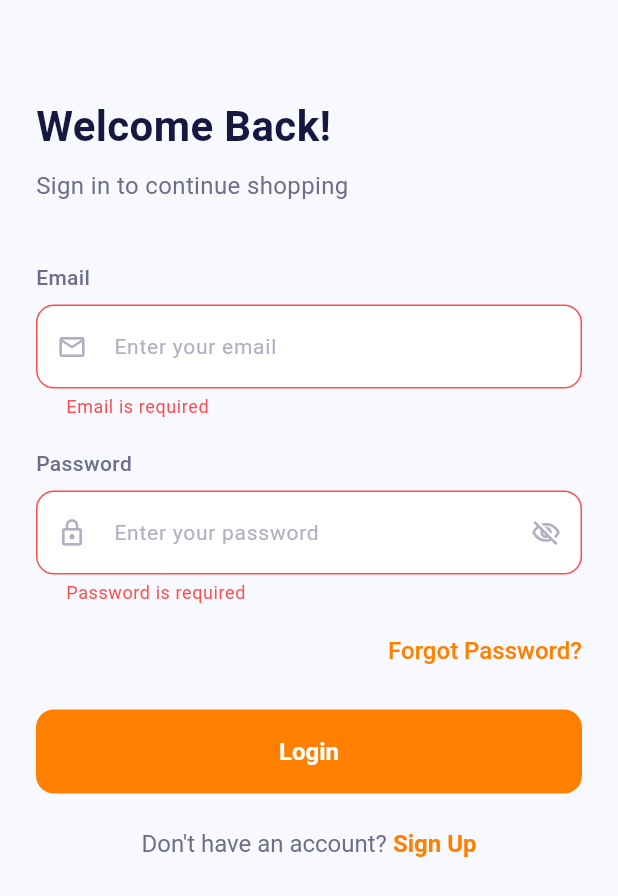
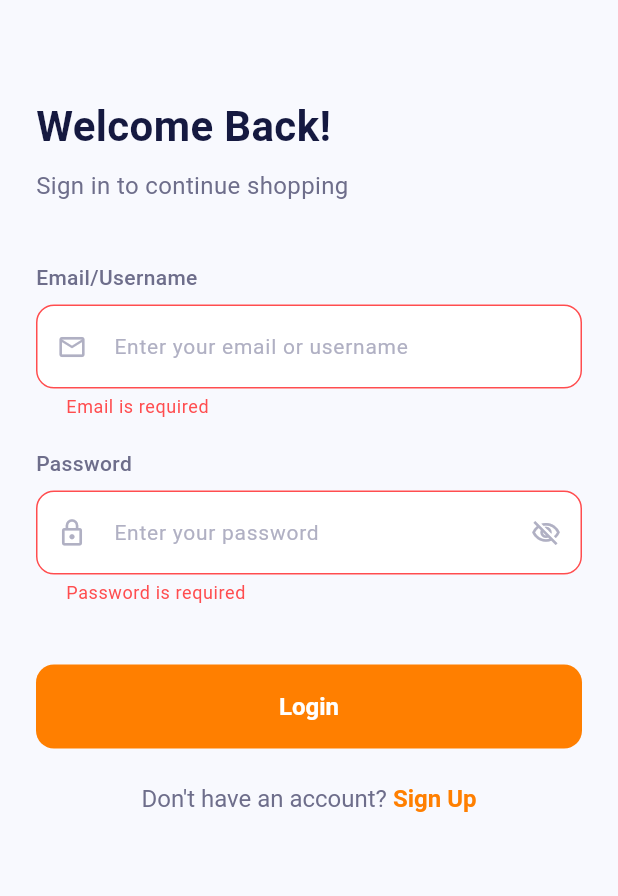
Before and after one commit to Weedanta/Aibeecara_Project, a Flutter app: the screen it shows after launch, after a tap on "Skip", after a tap on "Login", on a phone screen of 412 x 824 dp. Shown: the top 896 px of the screen. Run offline on Flutter 3.47's test engine with Material 3 defaults, Android fonts, the phone set to English and light mode, and no system bars; our stand-ins replace flutter_bloc, get_it, shared_preferences.

Commit message:
refactor: login screen

```diff
--- a/lib/presentation/screens/auth_screen/login_screen.dart
+++ b/lib/presentation/screens/auth_screen/login_screen.dart
@@ -1,9 +1,14 @@
 import 'package:flutter/material.dart';
 import 'package:flutter/gestures.dart';
+import 'package:flutter_bloc/flutter_bloc.dart';
+import 'package:my_project/di/container.dart';
+import 'package:my_project/presentation/bloc/auth/auth_bloc.dart';
+import 'package:my_project/presentation/bloc/auth/auth_event.dart';
+import 'package:my_project/presentation/bloc/auth/auth_state.dart';
+import 'package:my_project/presentation/route/app_route.dart';
 import 'package:my_project/presentation/themes/color.dart';
 import 'package:my_project/presentation/widget/button.dart';
 import 'package:my_project/presentation/widget/formfield.dart';
-
 
 class LoginScreen extends StatefulWidget {
   const LoginScreen({super.key});
@@ -17,7 +22,13 @@ class _LoginScreenState extends State<LoginScreen> {
   final TextEditingController _passwordController = TextEditingController();
   final _formKey = GlobalKey<FormState>();
   bool _obscurePassword = true;
-  bool _isLoading = false;
+  late AuthBloc _authBloc;
+
+  @override
+  void initState() {
+    super.initState();
+    _authBloc = getIt<AuthBloc>();
+  }
 
   @override
   void dispose() {
@@ -36,11 +47,7 @@ class _LoginScreenState extends State<LoginScreen> {
     if (value == null || value.isEmpty) {
       return 'Email is required';
     }
-    // Simple email validation
-    final emailRegex = RegExp(r'^[\w-\.]+@([\w-]+\.)+[\w-]{2,4}$');
-    if (!emailRegex.hasMatch(value)) {
-      return 'Enter a valid email address';
-    }
+
     return null;
   }
 
@@ -54,35 +61,47 @@ class _LoginScreenState extends State<LoginScreen> {
     return null;
   }
 
-  void _login() async {
+  void _login() {
     if (_formKey.currentState!.validate()) {
-      setState(() {
-        _isLoading = true;
-      });
+      // Untuk FakeStoreAPI kita perlu menggunakan username bukan email
+      // Karena ini hanya demo, kita anggap email sebagai username
+      final username = _emailController.text;
+      final password = _passwordController.text;
 
-      // Simulate login delay
-      await Future.delayed(const Duration(seconds: 2));
-
-      // Here you would typically authenticate with your API
-      // For now, we'll just simulate success
-
-      setState(() {
-        _isLoading = false;
-      });
-
-      // Navigate to home after login
-      if (mounted) {
-        ScaffoldMessenger.of(context).showSnackBar(
-          const SnackBar(content: Text('Login successful!')),
-        );
-        // Here you would navigate to the home screen
-        // Navigator.pushReplacementNamed(context, AppRoutes.home);
-      }
+      _authBloc.add(Login(
+        username: username,
+        password: password,
+      ));
     }
   }
 
   @override
   Widget build(BuildContext context) {
+    return BlocProvider(
+      create: (context) => _authBloc,
+      child: BlocListener<AuthBloc, AuthState>(
+        listener: (context, state) {
+          if (state is AuthLoading) {
+
+          } else if (state is Authenticated) {
+
+            ScaffoldMessenger.of(context).showSnackBar(
+              const SnackBar(content: Text('Login successful!')),
+            );
+            Navigator.pushReplacementNamed(context, AppRoutes.home);
+          } else if (state is AuthError) {
+            ScaffoldMessenger.of(context).showSnackBar(
+              SnackBar(
+                content: Text(state.message),
+                backgroundColor: Colors.red,
+              ),
+            );
+          }
+        },
+        child: BlocBuilder<AuthBloc, AuthState>(
+          builder: (context, state) {
+            final isLoading = state is AuthLoading;
+
             return Scaffold(
               backgroundColor: AppColors.background,
               body: SafeArea(
@@ -116,8 +135,8 @@ class _LoginScreenState extends State<LoginScreen> {
 
                           // Email field
                           CustomFormField(
-                    label: 'Email',
-                    hintText: 'Enter your email',
+                            label: 'Email/Username',
+                            hintText: 'Enter your email or username',
                             prefixIcon: Icons.email_outlined,
                             controller: _emailController,
                             validator: _validateEmail,
@@ -141,37 +160,16 @@ class _LoginScreenState extends State<LoginScreen> {
                           ),
                           const SizedBox(height: 16),
 
-                  // Forgot password
-                  Align(
-                    alignment: Alignment.centerRight,
-                    child: TextButton(
-                      onPressed: () {
-                        // Navigate to forgot password screen
-                      },
-                      style: TextButton.styleFrom(
-                        padding: EdgeInsets.zero,
-                        minimumSize: const Size(50, 30),
-                        tapTargetSize: MaterialTapTargetSize.shrinkWrap,
-                      ),
-                      child: Text(
-                        'Forgot Password?',
-                        style: TextStyle(
-                          color: AppColors.primary,
-                          fontWeight: FontWeight.w500,
-                        ),
-                      ),
-                    ),
-                  ),
+
                           const SizedBox(height: 24),
 
                           // Login button
                           CustomButton(
                             text: 'Login',
                             onPressed: _login,
-                    isLoading: _isLoading,
+                            isLoading: isLoading,
                           ),
                           const SizedBox(height: 24),
-
 
                           // Sign up text
                           Center(
@@ -191,7 +189,10 @@ class _LoginScreenState extends State<LoginScreen> {
                                     ),
                                     recognizer: TapGestureRecognizer()
                                       ..onTap = () {
-                                // Navigate to sign up screen
+                                        Navigator.pushNamed(
+                                          context,
+                                          AppRoutes.signup
+                                        );
                                       },
                                   ),
                                 ],
@@ -205,5 +206,9 @@ class _LoginScreenState extends State<LoginScreen> {
                 ),
               ),
             );
+          },
+        ),
+      ),
+    );
   }
 }
```
Also changed, not shown: 158 other files. Lines whose indentation alone changed are shown as unchanged.
